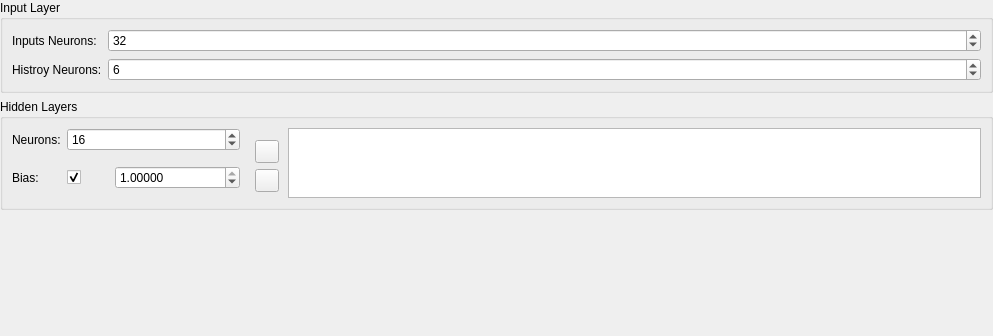
This is code/interface/vicomposedwidgets/forms/vicorrectionwidget/vineuralwidgets/vineuralstructurewidget.ui in visore/Visore as Qt 5 draws it before an edit. The edited form follows.
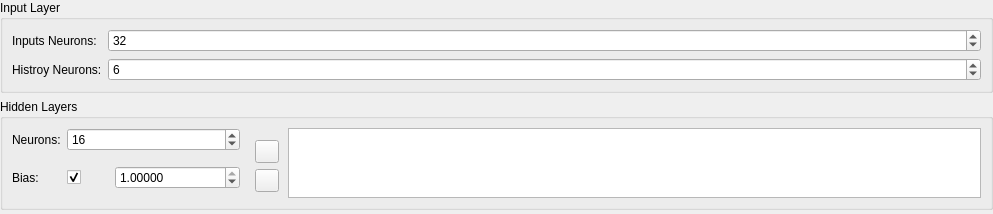
This is the edited form. Custom widgets are drawn as their Qt base class.

What changed in the file:
```diff
--- a/code/interface/vicomposedwidgets/forms/vicorrectionwidget/vineuralwidgets/vineuralstructurewidget.ui
+++ b/code/interface/vicomposedwidgets/forms/vicorrectionwidget/vineuralwidgets/vineuralstructurewidget.ui
@@ -7,7 +7,7 @@
     <x>0</x>
     <y>0</y>
     <width>993</width>
-    <height>336</height>
+    <height>214</height>
    </rect>
   </property>
   <property name="sizePolicy">
```
